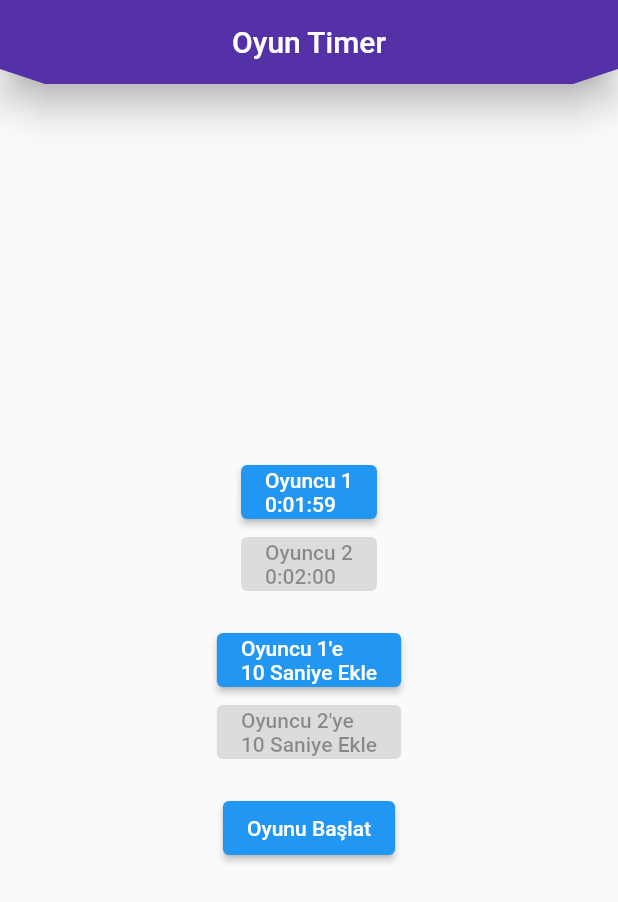
After one commit to VeliKarpuz/scoreboard_app, a Flutter app: the GameTimerApp screen opened directly, after a tap on an icon or button, on a phone screen of 412 x 824 dp. The commit adds this screen. Shown: the top 902 px of the screen. Run offline on Flutter 3.47's test engine with Material 2 defaults, Android fonts, the phone set to English and light mode, and no system bars; our stand-ins replace font_awesome_flutter, stop_watch_timer.

Commit message:
kronometre yarılandı

```diff
--- a/lib/widgets/batak/esli_batak/esli_batak.dart
+++ b/lib/widgets/batak/esli_batak/esli_batak.dart
@@ -1,8 +1,8 @@
 import 'package:flutter/material.dart';
 import 'package:scoreboard_app/const.dart';
 import 'package:scoreboard_app/widgets/batak/esli_batak/esli_batak_oyun.dart';
-import 'package:scoreboard_app/widgets/common%20widgets/my_card_list.dart';
-import 'package:scoreboard_app/widgets/common%20widgets/my_text_form.dart';
+import 'package:scoreboard_app/widgets/common_widgets/my_card_list.dart';
+import 'package:scoreboard_app/widgets/common_widgets/my_text_form.dart';
 
 class EsliBatak extends StatelessWidget {
   TextEditingController takim1 = TextEditingController(text: "Takım 1");
--- a/lib/widgets/batak/esli_batak/esli_batak_oyun.dart
+++ b/lib/widgets/batak/esli_batak/esli_batak_oyun.dart
@@ -1,9 +1,9 @@
 import 'package:flutter/material.dart';
 import 'package:font_awesome_flutter/font_awesome_flutter.dart';
 import 'package:scoreboard_app/const.dart';
-import 'package:scoreboard_app/widgets/common%20widgets/puan.dart';
-import 'package:scoreboard_app/widgets/common%20widgets/score_column.dart';
-import 'package:scoreboard_app/widgets/common%20widgets/score_entry_row.dart';
+import 'package:scoreboard_app/widgets/common_widgets/puan.dart';
+import 'package:scoreboard_app/widgets/common_widgets/score_column.dart';
+import 'package:scoreboard_app/widgets/common_widgets/score_entry_row.dart';
 
 class EsliBatakOyun extends StatefulWidget {
   final String takim1;
--- a/lib/widgets/batak/tekli_batak/tekli_batak.dart
+++ b/lib/widgets/batak/tekli_batak/tekli_batak.dart
@@ -2,7 +2,7 @@
 import 'package:flutter/material.dart';
 import 'package:scoreboard_app/const.dart';
 import 'package:scoreboard_app/widgets/batak/tekli_batak/tekli_batak_oyun.dart';
-import 'package:scoreboard_app/widgets/common%20widgets/my_text_form.dart';
+import 'package:scoreboard_app/widgets/common_widgets/my_text_form.dart';
 
 class TekliBatak extends StatefulWidget {
   const TekliBatak({super.key});
--- a/lib/widgets/batak/tekli_batak/tekli_batak_oyun.dart
+++ b/lib/widgets/batak/tekli_batak/tekli_batak_oyun.dart
@@ -1,9 +1,9 @@
 import 'package:flutter/material.dart';
 import 'package:font_awesome_flutter/font_awesome_flutter.dart';
 import 'package:scoreboard_app/const.dart';
-import 'package:scoreboard_app/widgets/common%20widgets/puan.dart';
-import 'package:scoreboard_app/widgets/common%20widgets/score_entry_row.dart';
-import '../../common widgets/score_column.dart';
+import 'package:scoreboard_app/widgets/common_widgets/puan.dart';
+import 'package:scoreboard_app/widgets/common_widgets/score_entry_row.dart';
+import '../../common_widgets/score_column.dart';
 
 class TekliBatakOyun extends StatefulWidget {
   final String oyuncu1;
--- a/lib/widgets/batak/uc_bes_sekiz/uc_bes_sekiz.dart
+++ b/lib/widgets/batak/uc_bes_sekiz/uc_bes_sekiz.dart
@@ -1,8 +1,8 @@
 import 'package:flutter/material.dart';
 import 'package:scoreboard_app/const.dart';
 import 'package:scoreboard_app/widgets/batak/uc_bes_sekiz/uc_bes_sekiz_oyun.dart';
-import 'package:scoreboard_app/widgets/common%20widgets/my_card_list.dart';
-import 'package:scoreboard_app/widgets/common%20widgets/my_text_form.dart';
+import 'package:scoreboard_app/widgets/common_widgets/my_card_list.dart';
+import 'package:scoreboard_app/widgets/common_widgets/my_text_form.dart';
 
 class UcBesSekiz extends StatelessWidget {
   TextEditingController oyuncu1 = TextEditingController(text: "Oyuncu 1");
--- a/lib/widgets/batak/uc_bes_sekiz/uc_bes_sekiz_oyun.dart
+++ b/lib/widgets/batak/uc_bes_sekiz/uc_bes_sekiz_oyun.dart
@@ -1,9 +1,9 @@
 import 'package:flutter/material.dart';
 import 'package:font_awesome_flutter/font_awesome_flutter.dart';
 import 'package:scoreboard_app/const.dart';
-import 'package:scoreboard_app/widgets/common%20widgets/puan.dart';
-import 'package:scoreboard_app/widgets/common%20widgets/score_column.dart';
-import 'package:scoreboard_app/widgets/common%20widgets/score_entry_row.dart';
+import 'package:scoreboard_app/widgets/common_widgets/puan.dart';
+import 'package:scoreboard_app/widgets/common_widgets/score_column.dart';
+import 'package:scoreboard_app/widgets/common_widgets/score_entry_row.dart';
 
 class UcBesSekizOyun extends StatefulWidget {
   final String oyuncu1;
--- /dev/null
+++ b/lib/widgets/chat_deneme.dart
@@ -0,0 +1,113 @@
+import 'package:flutter/material.dart';
+import 'dart:async';
+
+void main() {
+  runApp(MaterialApp(
+    title: 'Oyun Timer',
+    home: GameTimerApp(),
+  ));
+}
+
+class GameTimerApp extends StatefulWidget {
+  @override
+  _GameTimerAppState createState() => _GameTimerAppState();
+}
+
+class _GameTimerAppState extends State<GameTimerApp> {
+  Timer? _timer1;
+  Timer? _timer2;
+  bool _player1Enabled = true;
+  bool _player2Enabled = false;
+  Duration _player1Time = Duration(minutes: 2);
+  Duration _player2Time = Duration(minutes: 2);
+
+  void _startPlayer1Timer() {
+    _timer1 = Timer.periodic(Duration(seconds: 1), (timer) {
+      setState(() {
+        _player1Time = _player1Time - Duration(seconds: 1);
+        if (_player1Time.inSeconds <= 0) {
+          _timer1!.cancel();
+          _player1Enabled = false;
+        }
+      });
+    });
+  }
+
+  void _startPlayer2Timer() {
+    _timer2 = Timer.periodic(Duration(seconds: 1), (timer) {
+      setState(() {
+        _player2Time = _player2Time - Duration(seconds: 1);
+        if (_player2Time.inSeconds <= 0) {
+          _timer2!.cancel();
+          _player2Enabled = false;
+        }
+      });
+    });
+  }
+
+  void _stopPlayer1Timer() {
+    _timer1?.cancel();
+    _player1Time += Duration(seconds: 10);
+    _player2Enabled = true;
+    _player1Enabled = false;
+  }
+
+  void _stopPlayer2Timer() {
+    _timer2?.cancel();
+    _player2Time += Duration(seconds: 10);
+    _player1Enabled = true;
+    _player2Enabled = false;
+  }
+
+  void _startGame() {
+    setState(() {
+      _player1Time = Duration(minutes: 2);
+      _player2Time = Duration(minutes: 2);
+      _player1Enabled = true;
+      _player2Enabled = false;
+    });
+  }
+
+  @override
+  Widget build(BuildContext context) {
+    String player1TimeFormatted =
+        '${_player1Time.inHours}:${(_player1Time.inMinutes % 60).toString().padLeft(2, '0')}:${(_player1Time.inSeconds % 60).toString().padLeft(2, '0')}';
+    String player2TimeFormatted =
+        '${_player2Time.inHours}:${(_player2Time.inMinutes % 60).toString().padLeft(2, '0')}:${(_player2Time.inSeconds % 60).toString().padLeft(2, '0')}';
+
+    return Scaffold(
+      appBar: AppBar(
+        title: Text('Oyun Timer'),
+      ),
+      body: Center(
+        child: Column(
+          mainAxisAlignment: MainAxisAlignment.center,
+          children: <Widget>[
+            ElevatedButton(
+              onPressed: _player1Enabled ? _startPlayer1Timer : null,
+              child: Text('Oyuncu 1\n$player1TimeFormatted'),
+            ),
+            ElevatedButton(
+              onPressed: _player2Enabled ? _startPlayer2Timer : null,
+              child: Text('Oyuncu 2\n$player2TimeFormatted'),
+            ),
+            SizedBox(height: 16),
+            ElevatedButton(
+              onPressed: _player1Enabled ? _stopPlayer1Timer : null,
+              child: Text('Oyuncu 1\'e\n10 Saniye Ekle'),
+            ),
+            ElevatedButton(
+              onPressed: _player2Enabled ? _stopPlayer2Timer : null,
+              child: Text('Oyuncu 2\'ye\n10 Saniye Ekle'),
+            ),
+            SizedBox(height: 16),
+            ElevatedButton(
+              onPressed: _startGame,
+              child: Text('Oyunu Başlat'),
+            ),
+          ],
+        ),
+      ),
+    );
+  }
+}
--- a/lib/widgets/common widgets/score_entry_row.dart
+++ b/lib/widgets/common_widgets/score_entry_row.dart
@@ -1,5 +1,5 @@
 import 'package:flutter/material.dart';
-import 'package:scoreboard_app/widgets/common%20widgets/puan.dart';
+import 'package:scoreboard_app/widgets/common_widgets/puan.dart';
 
 class ScoreEntryRow extends StatelessWidget {
   const ScoreEntryRow({
--- a/lib/widgets/denemee.dart
+++ /dev/null
@@ -1 +0,0 @@
-import 'package:flutter/material.dart';
```
Also changed, not shown: lib/main.dart (+8 -3 lines), lib/widgets/deneme.dart (+87 -41 lines), lib/widgets/satranc/satranc.dart (+8 -6 lines), lib/widgets/common_widgets/my_card_list.dart (renamed from lib/widgets/common widgets/my_card_list.dart), lib/widgets/common_widgets/my_text_form.dart (renamed from lib/widgets/common widgets/my_text_form.dart), lib/widgets/common_widgets/puan.dart (renamed from lib/widgets/common widgets/puan.dart), lib/widgets/common_widgets/score_column.dart (renamed from lib/widgets/common widgets/score_column.dart).
